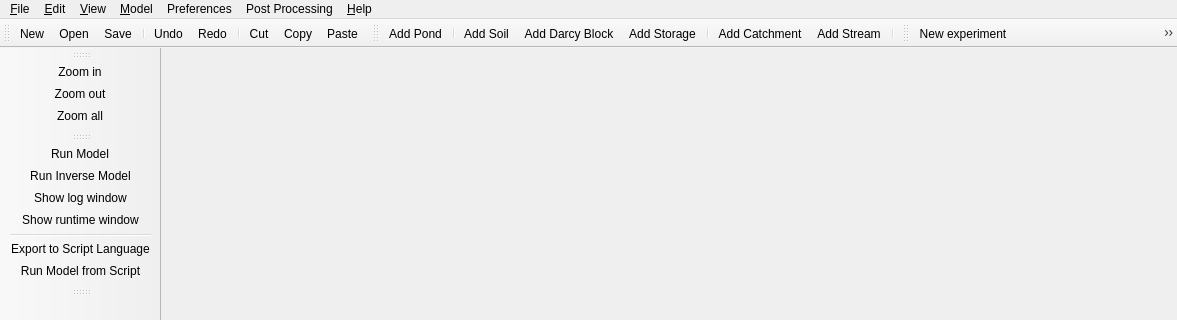
This is GUI/mainwindowGIFMod.ui in ArashMassoudieh/GIFMod as Qt 5 draws it before an edit; both pictures show x 0 to 1177 and y 0 to 320 of the 1177 by 791 pixel window. The edited form follows.
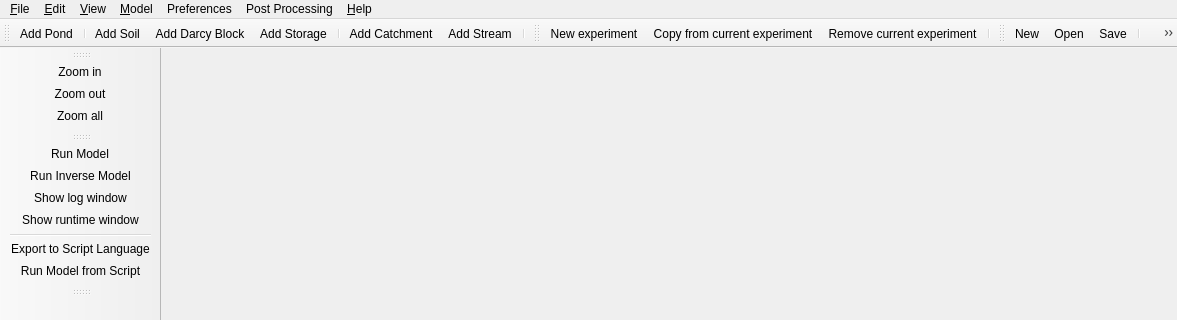
This is the edited form. Icons and pictures are not drawn.

Diff of the .ui file:
```diff
--- a/GUI/mainwindowGIFMod.ui
+++ b/GUI/mainwindowGIFMod.ui
@@ -188,30 +188,6 @@
    <addaction name="menuPost_Processing"/>
    <addaction name="menu_Help"/>
   </widget>
-  <widget class="QToolBar" name="mainToolBar">
-   <property name="mouseTracking">
-    <bool>true</bool>
-   </property>
-   <property name="windowOpacity">
-    <double>1.000000000000000</double>
-   </property>
-   <attribute name="toolBarArea">
-    <enum>TopToolBarArea</enum>
-   </attribute>
-   <attribute name="toolBarBreak">
-    <bool>false</bool>
-   </attribute>
-   <addaction name="action_New"/>
-   <addaction name="action_Open"/>
-   <addaction name="action_Save"/>
-   <addaction name="separator"/>
-   <addaction name="action_Undo"/>
-   <addaction name="action_Redo"/>
-   <addaction name="separator"/>
-   <addaction name="action_Cut"/>
-   <addaction name="action_Copy"/>
-   <addaction name="action_Paste"/>
-  </widget>
   <widget class="QStatusBar" name="statusBar"/>
   <widget class="QToolBar" name="toolBar">
    <property name="windowTitle">
@@ -294,6 +270,30 @@
     <bool>false</bool>
    </attribute>
   </widget>
+  <widget class="QToolBar" name="mainToolBar">
+   <property name="mouseTracking">
+    <bool>true</bool>
+   </property>
+   <property name="windowOpacity">
+    <double>1.000000000000000</double>
+   </property>
+   <attribute name="toolBarArea">
+    <enum>TopToolBarArea</enum>
+   </attribute>
+   <attribute name="toolBarBreak">
+    <bool>false</bool>
+   </attribute>
+   <addaction name="action_New"/>
+   <addaction name="action_Open"/>
+   <addaction name="action_Save"/>
+   <addaction name="separator"/>
+   <addaction name="action_Undo"/>
+   <addaction name="action_Redo"/>
+   <addaction name="separator"/>
+   <addaction name="action_Cut"/>
+   <addaction name="action_Copy"/>
+   <addaction name="action_Paste"/>
+  </widget>
   <action name="action_New">
    <property name="icon">
     <iconset>
```
Left out of the diff: 2 changed lines with no effect on the pictures.
